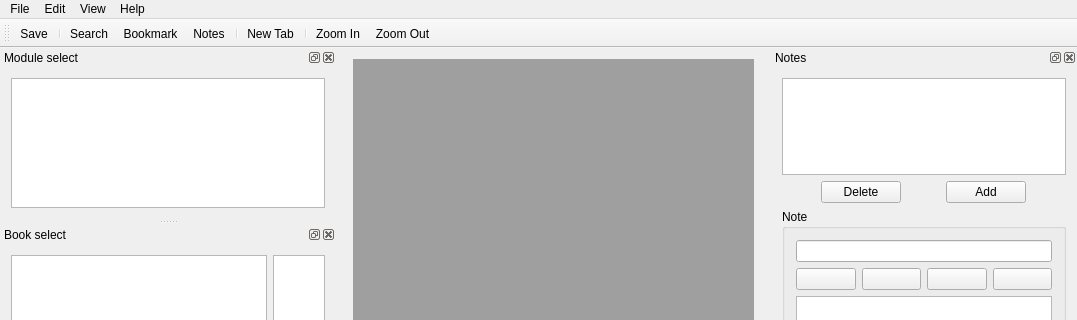
metaxy/openBibleViewer, file src/ui/main/mainwindow.ui: the form before one commit; both pictures show x 0 to 1077 and y 0 to 320 of the 1077 by 683 pixel window.
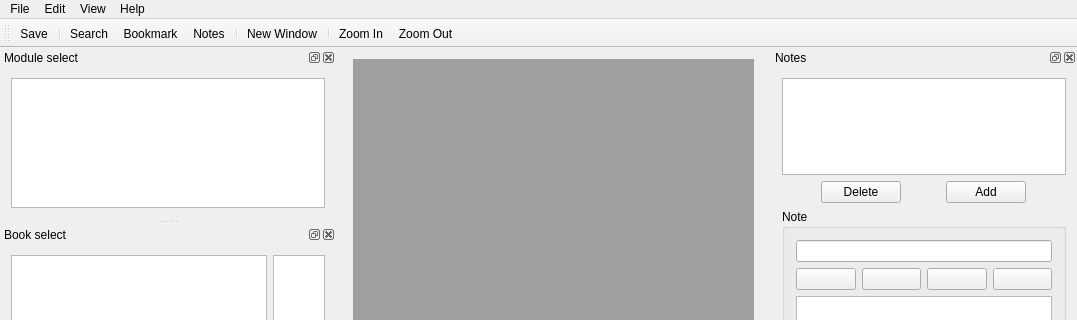
The form after the commit. Icons and pictures are not drawn.

```diff
--- a/src/ui/main/mainwindow.ui
+++ b/src/ui/main/mainwindow.ui
@@ -743,7 +743,7 @@
      <normaloff>:/icons/32x32/window-new.png</normaloff>:/icons/32x32/window-new.png</iconset>
    </property>
    <property name="text">
-    <string>New Tab</string>
+    <string>New Window</string>
    </property>
   </action>
   <action name="tactionCloseTab">
```
